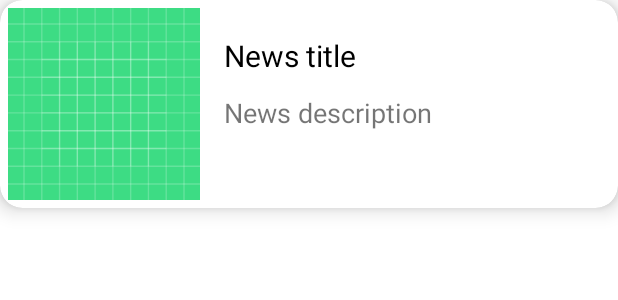
After one commit to D3mianGianoz/Covid-Info, an Android app: the layout news_cardview_item.xml on its own in the app's theme, with its tools: preview values and no code run, on a phone screen of 412 x 824 dp. The commit adds this screen. Shown: the top 300 px of the screen. Run offline under Robolectric (Android 15) with nearby library versions, the phone set to English and light mode, and no system bars; Roboto replaces fonts that are not available here.

Commit message:
First Test of working News Fragment -TODO images

```diff
--- a/app/src/main/AndroidManifest.xml
+++ b/app/src/main/AndroidManifest.xml
@@ -6,6 +6,7 @@
     <uses-permission android:name="android.permission.ACCESS_NETWORK_STATE" />
 
     <application
+        android:name=".CovidInfoApplication"
         android:allowBackup="true"
         android:icon="@mipmap/ic_launcher"
         android:label="@string/app_name"
--- a/app/src/main/java/pwr/edu/covid/info/network/NewsApiInterface.kt
+++ b/app/src/main/java/pwr/edu/covid/info/network/NewsApiInterface.kt
@@ -8,11 +8,10 @@ import retrofit2.http.Query
 import java.util.*
 
 
-
 /**
  * All cases updated every 10 minutes
  */
 interface NewsInterface {
-    @GET("all")
+    @GET("news/global")
     suspend fun getNews(): Response<NewsApiResponse>
 }
--- a/app/src/main/java/pwr/edu/covid/info/ui/stat/StatisticFragment.kt
+++ b/app/src/main/java/pwr/edu/covid/info/ui/stat/StatisticFragment.kt
@@ -16,7 +16,6 @@ import pwr.edu.covid.info.network.ServiceStatus
 class StatisticFragment : Fragment() {
 
     private lateinit var viewModel: StatisticViewModel
-
     private var _binding: FragmentStatisticBinding? = null
 
     // This property is only valid between onCreateView and
--- /dev/null
+++ b/app/src/main/res/layout/news_cardview_item.xml
@@ -0,0 +1,76 @@
+<?xml version="1.0" encoding="utf-8"?>
+<layout xmlns:android="http://schemas.android.com/apk/res/android"
+    xmlns:app="http://schemas.android.com/apk/res-auto"
+    xmlns:tools="http://schemas.android.com/tools">
+
+    <data>
+        <variable
+            name="newsItem"
+            type="pwr.edu.covid.info.data.newsData.NewsItem" />
+
+        <variable
+            name="clickListener"
+            type="pwr.edu.covid.info.data.newsData.NewsListener" />
+    </data>
+        <androidx.cardview.widget.CardView
+            android:layout_width="match_parent"
+            android:layout_height="wrap_content"
+            app:cardCornerRadius="15dp"
+            app:cardElevation="8dp"
+            app:layout_constraintEnd_toEndOf="parent"
+            app:layout_constraintStart_toStartOf="parent"
+            app:layout_constraintTop_toTopOf="parent">
+
+            <androidx.constraintlayout.widget.ConstraintLayout
+                android:layout_width="match_parent"
+                android:layout_height="match_parent"
+                android:padding="5dp">
+
+                <!--                ToDO fetch the image-->
+                <ImageView
+                    android:id="@+id/imageView"
+                    android:layout_width="128dp"
+                    android:layout_height="128dp"
+                    android:contentDescription="@string/app_name"
+                    app:layout_constraintBottom_toBottomOf="parent"
+                    app:layout_constraintStart_toStartOf="parent"
+                    app:layout_constraintTop_toTopOf="parent"
+                    app:srcCompat="@drawable/ic_launcher_background" />
+
+                <TextView
+                    android:id="@+id/textTitle"
+                    android:layout_width="0dp"
+                    android:layout_height="wrap_content"
+                    android:layout_marginStart="16dp"
+                    android:layout_marginTop="8dp"
+                    android:layout_marginEnd="8dp"
+                    android:layout_marginBottom="8dp"
+                    android:text="@{newsItem.title}"
+                    android:textColor="@android:color/black"
+                    android:textSize="20sp"
+                    app:layout_constraintBottom_toBottomOf="parent"
+                    app:layout_constraintEnd_toEndOf="parent"
+                    app:layout_constraintStart_toEndOf="@+id/imageView"
+                    app:layout_constraintTop_toTopOf="parent"
+                    app:layout_constraintVertical_bias="0.120000005"
+                    tools:text="News title" />
+
+                <!-- Still testing -->
+                <TextView
+                    android:id="@+id/textDesc"
+                    android:layout_width="0dp"
+                    android:layout_height="wrap_content"
+                    android:layout_marginStart="16dp"
+                    android:layout_marginTop="8dp"
+                    android:layout_marginEnd="8dp"
+                    android:text="@{newsItem.description}"
+                    android:textSize="18sp"
+                    app:layout_constraintBottom_toBottomOf="parent"
+                    app:layout_constraintEnd_toEndOf="parent"
+                    app:layout_constraintStart_toEndOf="@+id/imageView"
+                    app:layout_constraintTop_toBottomOf="@+id/textTitle"
+                    app:layout_constraintVertical_bias="0.07999998"
+                    tools:text="News description" />
+            </androidx.constraintlayout.widget.ConstraintLayout>
+        </androidx.cardview.widget.CardView>
+</layout>
--- a/app/src/main/res/navigation/nav_graph.xml
+++ b/app/src/main/res/navigation/nav_graph.xml
@@ -35,5 +35,5 @@
         android:id="@+id/newsFragment"
         android:name="pwr.edu.covid.info.ui.news.NewsFragment"
         android:label="News"
-        tools:layout="@layout/news_fragment" />
+        tools:layout="@layout/fragment_news" />
 </navigation>
```
Also changed, not shown: app/src/main/java/pwr/edu/covid/info/data/newsData/AppClass.kt (added, +8 -0 lines), app/src/main/java/pwr/edu/covid/info/data/newsData/NewsEntityViewHolder.kt (deleted, +0 -23 lines), app/src/main/java/pwr/edu/covid/info/data/newsData/NewsListAdapter.kt (+50 -16 lines), app/src/main/java/pwr/edu/covid/info/data/newsData/ResponseData.kt (+39 -28 lines), app/src/main/java/pwr/edu/covid/info/network/Service.kt (+4 -3 lines), app/src/main/java/pwr/edu/covid/info/ui/news/NewsFragment.kt (+45 -20 lines), app/src/main/java/pwr/edu/covid/info/ui/news/NewsViewModel.kt (+21 -6 lines), app/src/main/res/layout/cardview_item.xml (deleted, +0 -69 lines), app/src/main/res/layout/fragment_news.xml (added, +40 -0 lines), app/src/main/res/layout/news_fragment.xml (deleted, +0 -30 lines).
